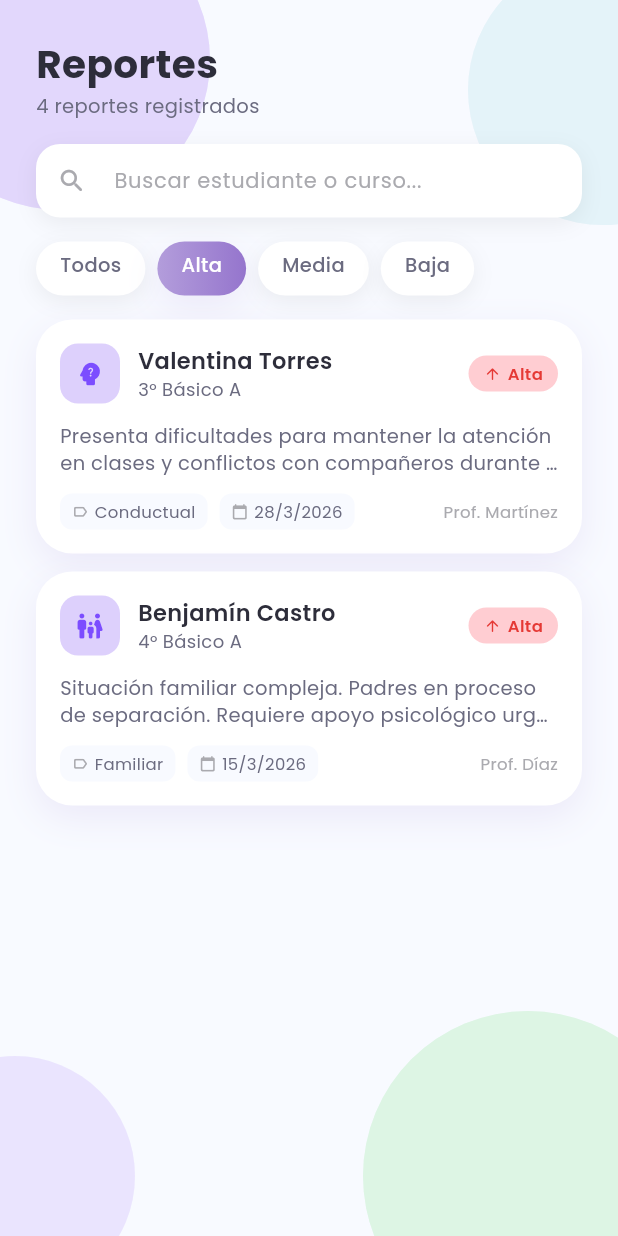
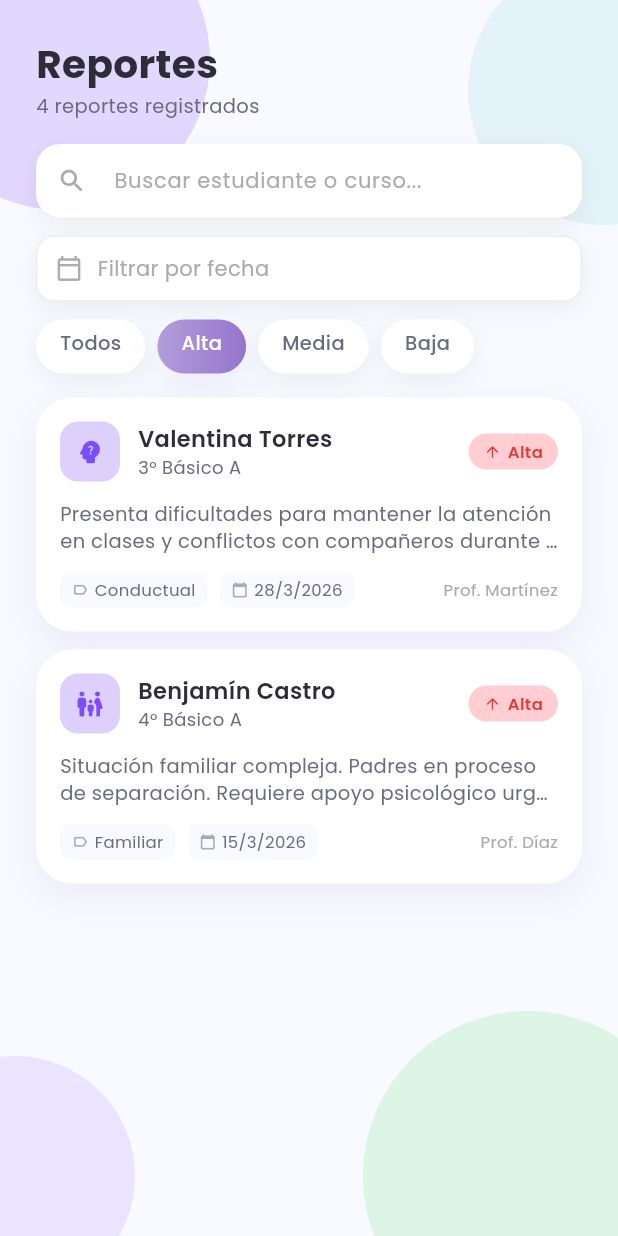
Before and after one commit to Luishernandez001/sirenamaster, a Flutter app: the ReportsListScreen widget shown alone on an empty page, opened directly, after a tap on "Alta", on a phone screen of 412 x 824 dp. Run offline on Flutter 3.47's test engine with Material 3 defaults, Android fonts, the phone set to English and light mode, and no system bars; our stand-ins replace google_fonts.

Commit message:
ya puede buscar por fecha tambien

```diff
--- a/lib/views/reports_list_screen.dart
+++ b/lib/views/reports_list_screen.dart
@@ -26,6 +26,7 @@ class _ReportsListScreenState extends State<ReportsListScreen> {
   String _searchQuery = '';
 
   final _searchController = TextEditingController();
+  DateTime? _selectedDate;
 
   // Filtros disponibles
   final List<String> _filters = ['Todos', 'Alta', 'Media', 'Baja'];
@@ -37,6 +38,8 @@ class _ReportsListScreenState extends State<ReportsListScreen> {
       final matchesSearch = _searchQuery.isEmpty ||
           r.studentName.toLowerCase().contains(_searchQuery.toLowerCase()) ||
           r.course.toLowerCase().contains(_searchQuery.toLowerCase());
+      final matchesDate = _selectedDate == null ||
+          (r.date.year == _selectedDate!.year && r.date.month == _selectedDate!.month && r.date.day == _selectedDate!.day);
       return matchesPriority && matchesSearch;
     }).toList();
   }
@@ -116,7 +119,58 @@ class _ReportsListScreenState extends State<ReportsListScreen> {
               ),
             ),
 
-            const SizedBox(height: 16),
+            const SizedBox(height: 12),
+
+            // ── Filtro por fecha ─────────────────────────────
+            Padding(
+              padding: const EdgeInsets.symmetric(horizontal: 24),
+              child: Row(
+                children: [
+                  Expanded(
+                    child: GestureDetector(
+                      onTap: () async {
+                        final picked = await showDatePicker(
+                          context: context,
+                          initialDate: _selectedDate ?? DateTime.now(),
+                          firstDate: DateTime(2000),
+                          lastDate: DateTime.now().add(const Duration(days: 365)),
+                        );
+                        if (picked != null) setState(() => _selectedDate = picked);
+                      },
+                      child: Container(
+                        height: 44,
+                        padding: const EdgeInsets.symmetric(horizontal: 12),
+                        decoration: BoxDecoration(
+                          color: Colors.white,
+                          borderRadius: BorderRadius.circular(12),
+                          boxShadow: AppColors.softShadow,
+                          border: Border.all(color: const Color(0xFFEEEEEE)),
+                        ),
+                        child: Row(
+                          children: [
+                            const Icon(Icons.calendar_today_outlined, color: AppColors.textLight, size: 18),
+                            const SizedBox(width: 10),
+                            Expanded(
+                              child: Text(
+                                _selectedDate == null ? 'Filtrar por fecha' : '${_selectedDate!.day}/${_selectedDate!.month}/${_selectedDate!.year}',
+                                style: GoogleFonts.poppins(fontSize: 14, color: _selectedDate == null ? AppColors.textLight : AppColors.textDark),
+                              ),
+                            ),
+                            if (_selectedDate != null)
+                              GestureDetector(
+                                onTap: () => setState(() => _selectedDate = null),
+                                child: const Icon(Icons.close_rounded, color: AppColors.textLight, size: 18),
+                              ),
+                          ],
+                        ),
+                      ),
+                    ),
+                  ),
+                ],
+              ),
+            ),
+
+            const SizedBox(height: 12),
 
             // ── Chips de filtro ──────────────────────────────
             SizedBox(
```
